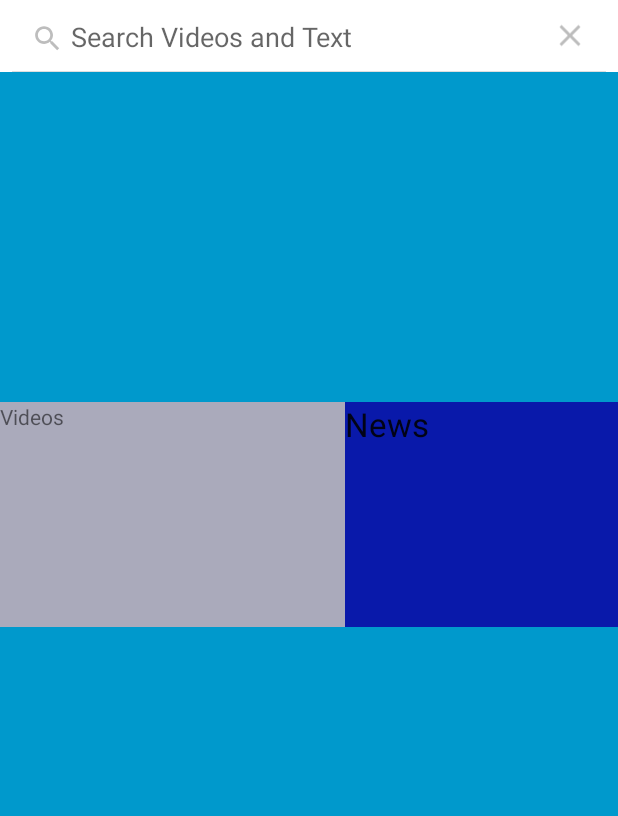
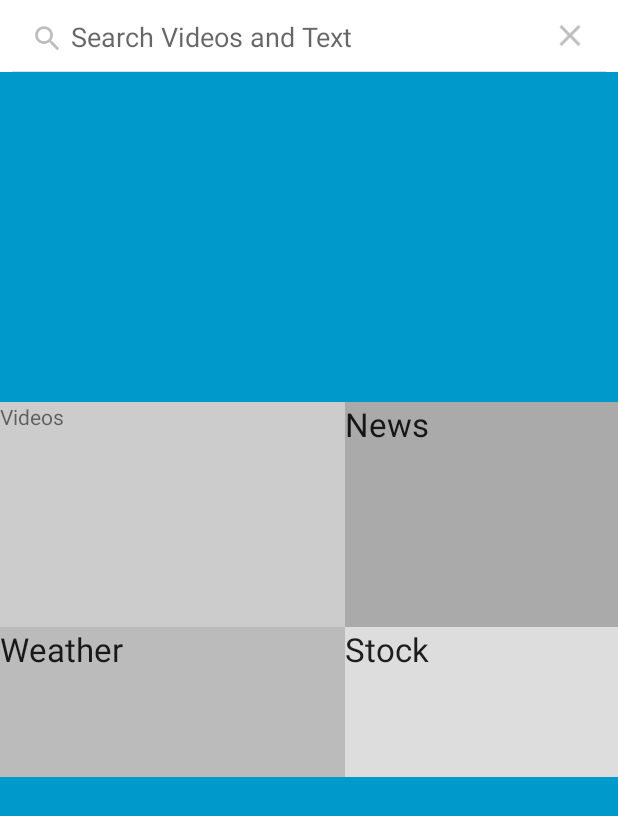
Before and after one commit to ankeshanand/jaankari, an Android app: the HomeScreen screen opened directly, with no data from a screen before it, after a tap on "Search", on a phone screen of 412 x 824 dp. Shown: the top 816 px of the screen. Run offline under Robolectric (Android 15) with nearby library versions, the phone set to English and light mode, and no system bars.

Commit message:
Some minor changes

```diff
--- a/app/src/main/java/jaangari/opensoft/iitkgp/jaankari/HomeScreen.java
+++ b/app/src/main/java/jaangari/opensoft/iitkgp/jaankari/HomeScreen.java
@@ -4,6 +4,7 @@ import jaangari.opensoft.iitkgp.jaankari.util.SystemUiHider;
 
 import android.annotation.TargetApi;
 import android.app.Activity;
+import android.content.Context;
 import android.content.Intent;
 import android.content.SharedPreferences;
 import android.os.Build;
@@ -12,6 +13,7 @@ import android.os.Handler;
 import android.util.Log;
 import android.view.MotionEvent;
 import android.view.View;
+import android.view.inputmethod.InputMethodManager;
 import android.widget.Button;
 import android.widget.SearchView;
 import android.widget.Toast;
@@ -58,6 +60,12 @@ public class HomeScreen extends Activity {
         startActivity(intent);
     }
 
+    private void showInputMethod(View view) {
+        InputMethodManager imm = (InputMethodManager) getSystemService(Context.INPUT_METHOD_SERVICE);
+        if (imm != null) {
+            imm.showSoftInput(view, 0);
+        }
+    }
 
     @Override
     protected void onCreate(Bundle savedInstanceState) {
@@ -65,17 +73,17 @@ public class HomeScreen extends Activity {
 
         setContentView(R.layout.activity_home_screen);
 
-        SearchView search = (SearchView) findViewById(R.id.searchView);
-        search.setOnQueryTextFocusChangeListener(new View.OnFocusChangeListener() {
-
+        SearchView mSearchView = (SearchView) findViewById(R.id.searchView);
+        mSearchView.setOnQueryTextFocusChangeListener(new View.OnFocusChangeListener() {
             @Override
-            public void onFocusChange(View v, boolean hasFocus) {
-                // TODO Auto-generated method stub
-
-                Toast.makeText(getBaseContext(), String.valueOf(hasFocus),
-                        Toast.LENGTH_SHORT).show();
+            public void onFocusChange(View view, boolean hasFocus) {
+                if (hasFocus) {
+                    showInputMethod(view.findFocus());
+                }
             }
         });
+
+
 
         final View controlsView = findViewById(R.id.fullscreen_content_controls);
 //        final View contentView = findViewById(R.id.fullscreen_content);
@@ -152,6 +160,7 @@ public class HomeScreen extends Activity {
                 Ed.commit();
                 Intent intent = new Intent(getApplicationContext(),LoginActivity.class);
                 startActivity(intent);
+                finish();
             }
         });
     }
--- a/app/src/main/java/jaangari/opensoft/iitkgp/jaankari/LoginActivity.java
+++ b/app/src/main/java/jaangari/opensoft/iitkgp/jaankari/LoginActivity.java
@@ -452,7 +452,7 @@ public class LoginActivity extends FragmentActivity implements LoaderCallbacks<C
 
             try {
                 HttpClient httpClient = new DefaultHttpClient();
-                HttpPost httpPost = new HttpPost("http://10.109.24.15/~rahulanishetty/OpenSoft/login.php");
+                HttpPost httpPost = new HttpPost("http://10.109.24.28/~rahulanishetty/OpenSoft/login.php");
                 List<NameValuePair> nameValuePair = new ArrayList<NameValuePair>(2);
                 nameValuePair.add(new BasicNameValuePair("email", mEmail));
                 nameValuePair.add(new BasicNameValuePair("passwd",mPassword));
@@ -502,6 +502,7 @@ public class LoginActivity extends FragmentActivity implements LoaderCallbacks<C
             } else {
                 mPasswordView.setError(getString(R.string.error_incorrect_password));
                 mPasswordView.requestFocus();
+                Log.i("Login","Incorrect Password");
             }
         }
 
--- a/app/src/main/res/layout/activity_home_screen.xml
+++ b/app/src/main/res/layout/activity_home_screen.xml
@@ -11,22 +11,13 @@
         <!--android:layout_height="match_parent" android:keepScreenOn="true" android:textColor="#33b5e5"-->
         <!--android:layout_gravity="bottom"-->
         <!--android:textStyle="bold" android:textSize="50sp" android:gravity="center"/>-->
-    <SearchView
-        android:layout_width="match_parent"
-        android:layout_height="wrap_content"
-        android:id="@+id/searchView"
-        android:background="#FFFFFF"
-        android:queryHint="@string/query_hint"
-        android:gravity="bottom"
-        android:layout_gravity="top"
-        android:inputType="textAutoComplete"/>
     <!--    android:text="@string/dummy_content" /> -->
 
     <!-- This FrameLayout insets its children based on system windows using
          android:fitsSystemWindows. -->
 
 
-    <FrameLayout android:layout_width="match_parent" android:layout_height="wrap_content"
+    <FrameLayout android:layout_width="match_parent" android:layout_height="match_parent"
         android:layout_gravity="bottom"
         android:fitsSystemWindows="true">
 
@@ -44,7 +35,15 @@
                 android:layout_gravity="bottom" />
         </LinearLayout>
 
-    </FrameLayout>
+        <SearchView
+            android:layout_width="match_parent"
+            android:layout_height="wrap_content"
+            android:id="@+id/searchView"
+            android:background="#FFFFFF"
+            android:queryHint="@string/query_hint"
+            android:gravity="bottom"
+            android:layout_gravity="top"
+            android:inputType="textAutoComplete"/>
 
         <RelativeLayout
             android:layout_width="fill_parent"
@@ -54,8 +53,8 @@
             <TextView
                 android:layout_width="230dp"
                 android:layout_height="150dp"
-            android:text="Videos"
-            android:background="#AAAABB"
+                android:text="@string/videos"
+                android:background="#CCCCCC"
                 android:layout_alignParentTop="true"
                 android:layout_alignParentLeft="true"
                 android:layout_alignParentStart="true"
@@ -65,9 +64,9 @@
             <TextView
                 android:layout_width="wrap_content"
                 android:layout_height="150dp"
-            android:background="#0919AA"
+                android:background="#AAAAAA"
                 android:textAppearance="?android:attr/textAppearanceLarge"
-            android:text="News"
+                android:text="@string/news"
                 android:id="@+id/news_textView"
                 android:layout_alignParentRight="true"
                 android:layout_alignParentEnd="true"
@@ -75,7 +74,34 @@
                 android:layout_toEndOf="@+id/videos_textView"
                 android:layout_alignTop="@+id/videos_textView" />
 
+            <TextView
+                android:layout_width="wrap_content"
+                android:layout_height="100dp"
+                android:textAppearance="?android:attr/textAppearanceLarge"
+                android:text="@string/weather"
+                android:background="#BBBBBB"
+                android:id="@+id/weather_textView"
+                android:layout_below="@+id/videos_textView"
+                android:layout_toLeftOf="@+id/news_textView"
+                android:layout_alignParentLeft="true"
+                android:layout_alignParentStart="true" />
+
+            <TextView
+                android:layout_width="wrap_content"
+                android:layout_height="wrap_content"
+                android:textAppearance="?android:attr/textAppearanceLarge"
+                android:text="@string/stocks"
+                android:background="#DDDDDD"
+                android:id="@+id/stocks_textView"
+                android:layout_alignTop="@+id/weather_textView"
+                android:layout_toRightOf="@+id/weather_textView"
+                android:layout_alignParentRight="true"
+                android:layout_alignParentEnd="true"
+                android:layout_alignBottom="@+id/weather_textView" />
+
         </RelativeLayout>
+
+    </FrameLayout>
 
 
 </FrameLayout>
--- a/app/src/main/res/values/strings.xml
+++ b/app/src/main/res/values/strings.xml
@@ -9,6 +9,12 @@
     <string name="query_hint">Search Videos and Text</string>
     <string name="title_activity_home_screen">Jaankari</string>
     <string name="logout">Logout</string>
+    <string name="videos">Videos</string>
+    <string name="news">News</string>
+    <string name="weather">Weather</string>
+    <string name="stocks">Stock</string>
+
+
     <string name="dummy_content">DUMMY\nCONTENT</string>
     <string name="title_activity_videos">Videos</string>
 
```
Also changed, not shown: 1 other file. Lines whose indentation alone changed are shown as unchanged.
